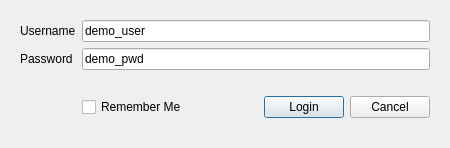
opengisch/qfieldsync, file qfieldsync/ui/cloud_login_dialog.ui: the form before one commit.
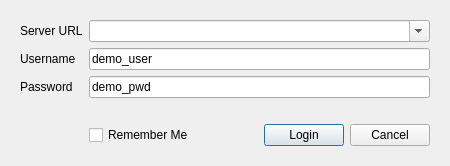
The form after the commit. Custom widgets are drawn as their Qt base class.

Commit message: Add option to choose the server the user is requesting

The edit to the form file:
```diff
--- a/qfieldsync/ui/cloud_login_dialog.ui
+++ b/qfieldsync/ui/cloud_login_dialog.ui
@@ -17,13 +17,6 @@
    <item>
     <widget class="QWidget" name="loginFormGroup" native="true">
      <layout class="QFormLayout" name="formLayout_3">
-      <item row="1" column="0">
-       <widget class="QLabel" name="usernameLabel">
-        <property name="text">
-         <string>Username</string>
-        </property>
-       </widget>
-      </item>
       <item row="1" column="1">
        <widget class="QLineEdit" name="usernameLineEdit">
         <property name="text">
@@ -96,6 +89,33 @@
         </item>
        </layout>
       </item>
+      <item row="1" column="0">
+       <widget class="QLabel" name="usernameLabel">
+        <property name="text">
+         <string>Username</string>
+        </property>
+       </widget>
+      </item>
+      <item row="0" column="0">
+       <widget class="QLabel" name="serverUrlLabel">
+        <property name="text">
+         <string>Server URL</string>
+        </property>
+       </widget>
+      </item>
+      <item row="0" column="1">
+       <widget class="QComboBox" name="serverUrlCmb">
+        <property name="sizePolicy">
+         <sizepolicy hsizetype="MinimumExpanding" vsizetype="Fixed">
+          <horstretch>0</horstretch>
+          <verstretch>0</verstretch>
+         </sizepolicy>
+        </property>
+        <property name="editable">
+         <bool>true</bool>
+        </property>
+       </widget>
+      </item>
      </layout>
     </widget>
    </item>
```
The commit also changes 3 other files.
